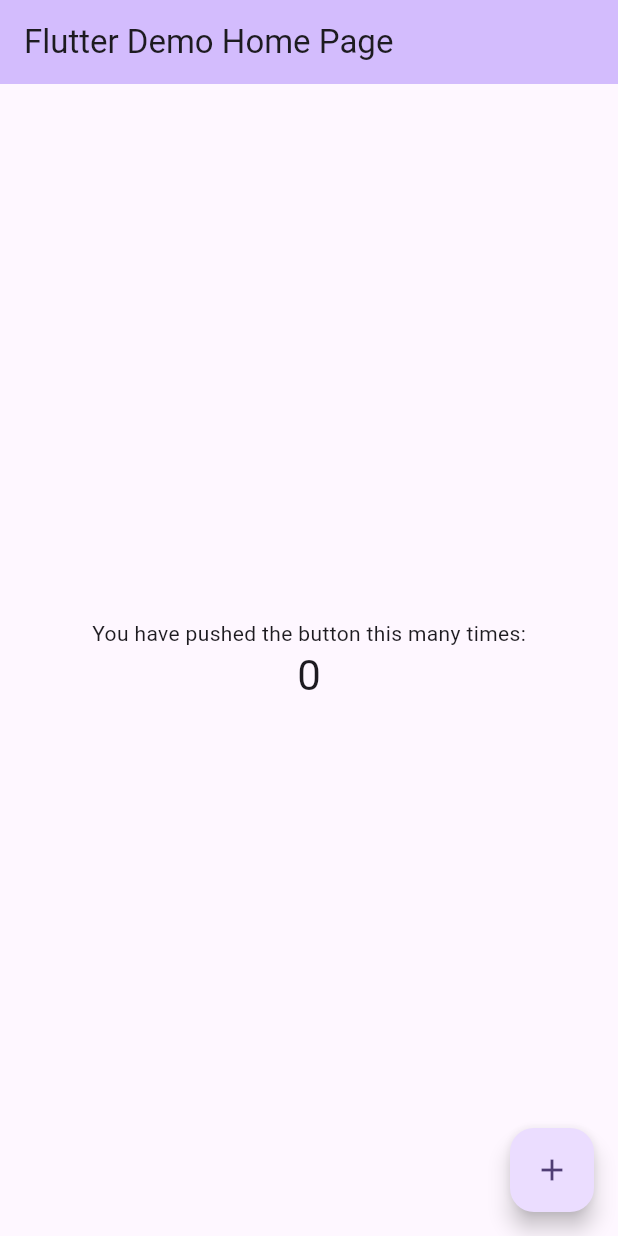
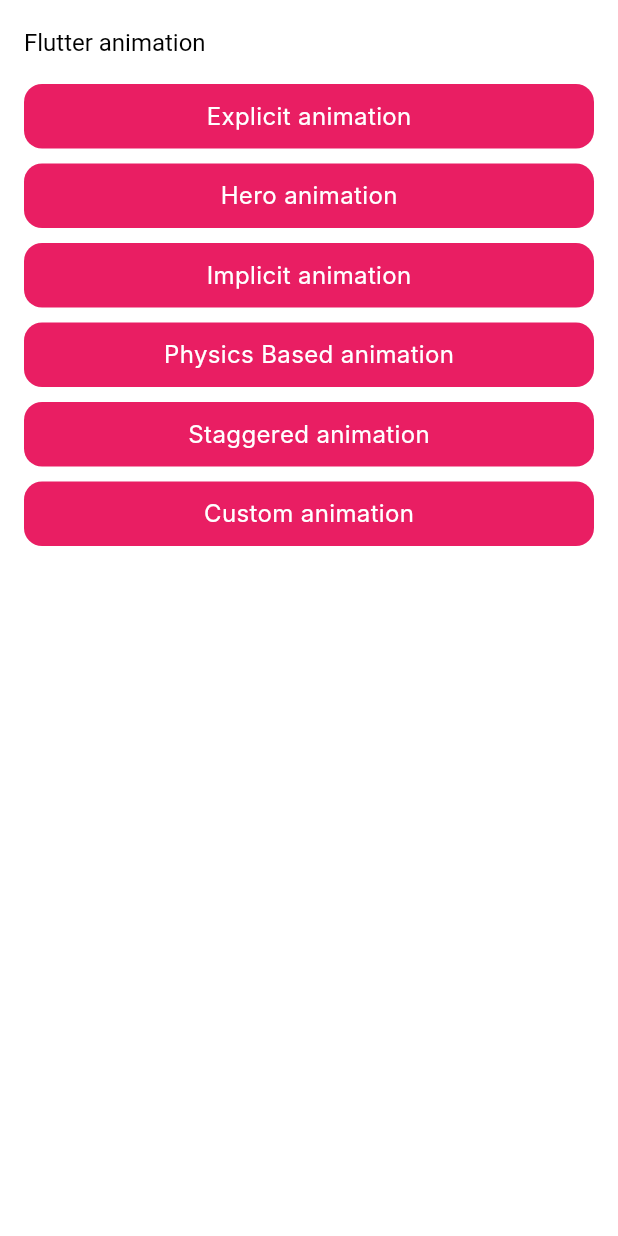
Before and after one commit to AzizEshpolatov/animation_example, a Flutter app: the screen it shows after launch, on a phone screen of 412 x 824 dp. Run offline on Flutter 3.47's test engine with Material 3 defaults, Android fonts, the phone set to English and light mode, and no system bars; Roboto replaces fonts that are missing (Inter).

Commit message:
animation_example

```diff
--- /dev/null
+++ b/lib/animation/animation_main_page.dart
@@ -0,0 +1,53 @@
+import 'package:animation_example/animation/custom/main_custom_animation.dart';
+import 'package:animation_example/animation/explicit/explicit_animation_main.dart';
+import 'package:animation_example/animation/hero/main_hero_animation.dart';
+import 'package:animation_example/widget/custom_button.dart';
+import 'package:animation_example/widget/navigator_extension.dart';
+import 'package:flutter/material.dart';
+
+class AnimationMainPage extends StatelessWidget {
+  const AnimationMainPage({super.key});
+
+  @override
+  Widget build(BuildContext context) {
+    return Scaffold(
+      appBar: AppBar(
+        backgroundColor: Colors.white,
+        title: Text(
+          "Flutter animation",
+          style: TextStyle(fontSize: 16, color: Colors.black),
+        ),
+      ),
+      backgroundColor: Colors.white,
+      body: Column(
+        crossAxisAlignment: CrossAxisAlignment.start,
+        children: [
+          CustomButton(
+            text: "Explicit animation",
+            onTap: () => push(ExplicitAnimationMain(), context: context),
+          ),
+          CustomButton(
+            text: "Hero animation",
+            onTap: () => push(MainHeroAnimation(), context: context),
+          ),
+          CustomButton(
+            text: "Implicit animation",
+            onTap: () {},
+          ),
+          CustomButton(
+            text: "Physics Based animation",
+            onTap: () {},
+          ),
+          CustomButton(
+            text: "Staggered animation",
+            onTap: () {},
+          ),
+          CustomButton(
+            text: "Custom animation",
+            onTap: () => push(MainCustomAnimation(), context: context),
+          ),
+        ],
+      ),
+    );
+  }
+}
--- a/lib/main.dart
+++ b/lib/main.dart
@@ -1,125 +1,18 @@
+import 'package:animation_example/animation/animation_main_page.dart';
 import 'package:flutter/material.dart';
-
-void main() {
-  runApp(const MyApp());
-}
+final mainKey = GlobalKey<NavigatorState>();
+void main() => runApp(const MyApp());
 
 class MyApp extends StatelessWidget {
   const MyApp({super.key});
 
-  // This widget is the root of your application.
   @override
   Widget build(BuildContext context) {
     return MaterialApp(
-      title: 'Flutter Demo',
-      theme: ThemeData(
-        // This is the theme of your application.
-        //
-        // TRY THIS: Try running your application with "flutter run". You'll see
-        // the application has a purple toolbar. Then, without quitting the app,
-        // try changing the seedColor in the colorScheme below to Colors.green
-        // and then invoke "hot reload" (save your changes or press the "hot
-        // reload" button in a Flutter-supported IDE, or press "r" if you used
-        // the command line to start the app).
-        //
-        // Notice that the counter didn't reset back to zero; the application
-        // state is not lost during the reload. To reset the state, use hot
-        // restart instead.
-        //
-        // This works for code too, not just values: Most code changes can be
-        // tested with just a hot reload.
-        colorScheme: ColorScheme.fromSeed(seedColor: Colors.deepPurple),
-        useMaterial3: true,
-      ),
-      home: const MyHomePage(title: 'Flutter Demo Home Page'),
+      debugShowCheckedModeBanner: false,
+      title: 'Flutter animation example',
+      theme: ThemeData(useMaterial3: true),
+      home: AnimationMainPage(),
     );
   }
 }
-
-class MyHomePage extends StatefulWidget {
-  const MyHomePage({super.key, required this.title});
-
-  // This widget is the home page of your application. It is stateful, meaning
-  // that it has a State object (defined below) that contains fields that affect
-  // how it looks.
-
-  // This class is the configuration for the state. It holds the values (in this
-  // case the title) provided by the parent (in this case the App widget) and
-  // used by the build method of the State. Fields in a Widget subclass are
-  // always marked "final".
-
-  final String title;
-
-  @override
-  State<MyHomePage> createState() => _MyHomePageState();
-}
-
-class _MyHomePageState extends State<MyHomePage> {
-  int _counter = 0;
-
-  void _incrementCounter() {
-    setState(() {
-      // This call to setState tells the Flutter framework that something has
-      // changed in this State, which causes it to rerun the build method below
-      // so that the display can reflect the updated values. If we changed
-      // _counter without calling setState(), then the build method would not be
-      // called again, and so nothing would appear to happen.
-      _counter++;
-    });
-  }
-
-  @override
-  Widget build(BuildContext context) {
-    // This method is rerun every time setState is called, for instance as done
-    // by the _incrementCounter method above.
-    //
-    // The Flutter framework has been optimized to make rerunning build methods
-    // fast, so that you can just rebuild anything that needs updating rather
-    // than having to individually change instances of widgets.
-    return Scaffold(
-      appBar: AppBar(
-        // TRY THIS: Try changing the color here to a specific color (to
-        // Colors.amber, perhaps?) and trigger a hot reload to see the AppBar
-        // change color while the other colors stay the same.
-        backgroundColor: Theme.of(context).colorScheme.inversePrimary,
-        // Here we take the value from the MyHomePage object that was created by
-        // the App.build method, and use it to set our appbar title.
-        title: Text(widget.title),
-      ),
-      body: Center(
-        // Center is a layout widget. It takes a single child and positions it
-        // in the middle of the parent.
-        child: Column(
-          // Column is also a layout widget. It takes a list of children and
-          // arranges them vertically. By default, it sizes itself to fit its
-          // children horizontally, and tries to be as tall as its parent.
-          //
-          // Column has various properties to control how it sizes itself and
-          // how it positions its children. Here we use mainAxisAlignment to
-          // center the children vertically; the main axis here is the vertical
-          // axis because Columns are vertical (the cross axis would be
-          // horizontal).
-          //
-          // TRY THIS: Invoke "debug painting" (choose the "Toggle Debug Paint"
-          // action in the IDE, or press "p" in the console), to see the
-          // wireframe for each widget.
-          mainAxisAlignment: MainAxisAlignment.center,
-          children: <Widget>[
-            const Text(
-              'You have pushed the button this many times:',
-            ),
-            Text(
-              '$_counter',
-              style: Theme.of(context).textTheme.headlineMedium,
-            ),
-          ],
-        ),
-      ),
-      floatingActionButton: FloatingActionButton(
-        onPressed: _incrementCounter,
-        tooltip: 'Increment',
-        child: const Icon(Icons.add),
-      ), // This trailing comma makes auto-formatting nicer for build methods.
-    );
-  }
-}
--- /dev/null
+++ b/lib/widget/custom_button.dart
@@ -0,0 +1,46 @@
+import 'package:flutter/cupertino.dart';
+import 'package:flutter/material.dart';
+
+class CustomButton extends StatelessWidget {
+  const CustomButton({
+    required this.onTap,
+    required this.text,
+    super.key,
+  });
+
+  final VoidCallback onTap;
+  final String text;
+
+  @override
+  Widget build(BuildContext context) {
+    return Padding(
+      padding: EdgeInsets.only(bottom: 10, left: 16, right: 16),
+      child: Material(
+        color: Colors.pink,
+        borderRadius: BorderRadius.circular(12),
+        child: InkWell(
+          onTap: onTap,
+          borderRadius: BorderRadius.circular(12),
+          child: Container(
+            padding: EdgeInsets.symmetric(horizontal: 12, vertical: 10),
+            decoration: BoxDecoration(
+              borderRadius: BorderRadius.circular(12),
+              color: Colors.transparent,
+            ),
+            child: Center(
+              child: Text(
+                text,
+                style: TextStyle(
+                  fontFamily: 'Inter',
+                  color: Colors.white,
+                  fontSize: 16,
+                  fontWeight: FontWeight.w400,
+                ),
+              ),
+            ),
+          ),
+        ),
+      ),
+    );
+  }
+}
```
Also changed, not shown: lib/animation/custom/main_custom_animation.dart (added, +10 -0 lines), lib/animation/explicit/animation_controller_.dart (added, +126 -0 lines), lib/animation/explicit/animation_transform_rotate.dart (added, +10 -0 lines), lib/animation/explicit/explicit_animation_main.dart (added, +46 -0 lines), lib/animation/hero/main_hero_animation.dart (added, +10 -0 lines), lib/widget/navigator_extension.dart (added, +21 -0 lines), 1 other file.
